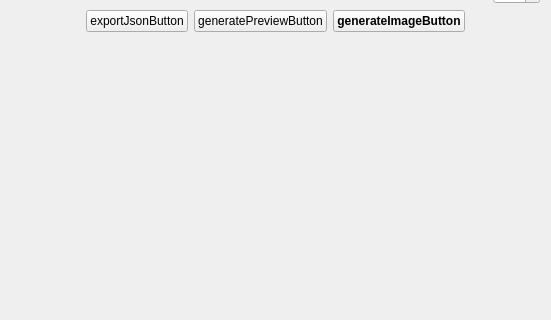
Old version of the form ui/designer/tabs/tabTools/tabTools_Andreal.ui in the repository ArcaeaOffline/client-pyside6; both pictures show x 0 to 551 and y 180 to 500 of the 551 by 500 pixel window.
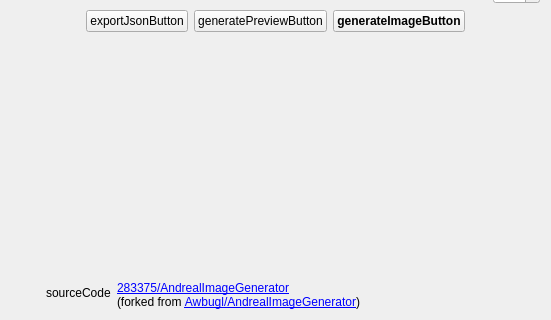
New version of the form. Custom widgets are drawn as their Qt base class.

Commit message: impr: `TabTools_Andreal` source code link

What changed in the file:
```diff
--- a/ui/designer/tabs/tabTools/tabTools_Andreal.ui
+++ b/ui/designer/tabs/tabTools/tabTools_Andreal.ui
@@ -329,6 +329,36 @@
      </item>
     </layout>
    </item>
+   <item row="9" column="0">
+    <widget class="QLabel" name="label_4">
+     <property name="text">
+      <string>sourceCode</string>
+     </property>
+    </widget>
+   </item>
+   <item row="9" column="1">
+    <widget class="QLabel" name="label_7">
+     <property name="text">
+      <string>&lt;a href=&quot;https://github.com/283375/AndrealImageGenerator&quot;&gt;283375/AndrealImageGenerator&lt;/a&gt;&lt;br&gt;(forked from &lt;a href=&quot;https://github.com/Awbugl/AndrealImageGenerator&quot;&gt;Awbugl/AndrealImageGenerator&lt;/a&gt;)</string>
+     </property>
+     <property name="openExternalLinks">
+      <bool>true</bool>
+     </property>
+    </widget>
+   </item>
+   <item row="8" column="0" colspan="2">
+    <spacer name="verticalSpacer">
+     <property name="orientation">
+      <enum>Qt::Vertical</enum>
+     </property>
+     <property name="sizeHint" stdset="0">
+      <size>
+       <width>20</width>
+       <height>40</height>
+      </size>
+     </property>
+    </spacer>
+   </item>
   </layout>
  </widget>
  <customwidgets>
```
The commit also changes 3 other files.
